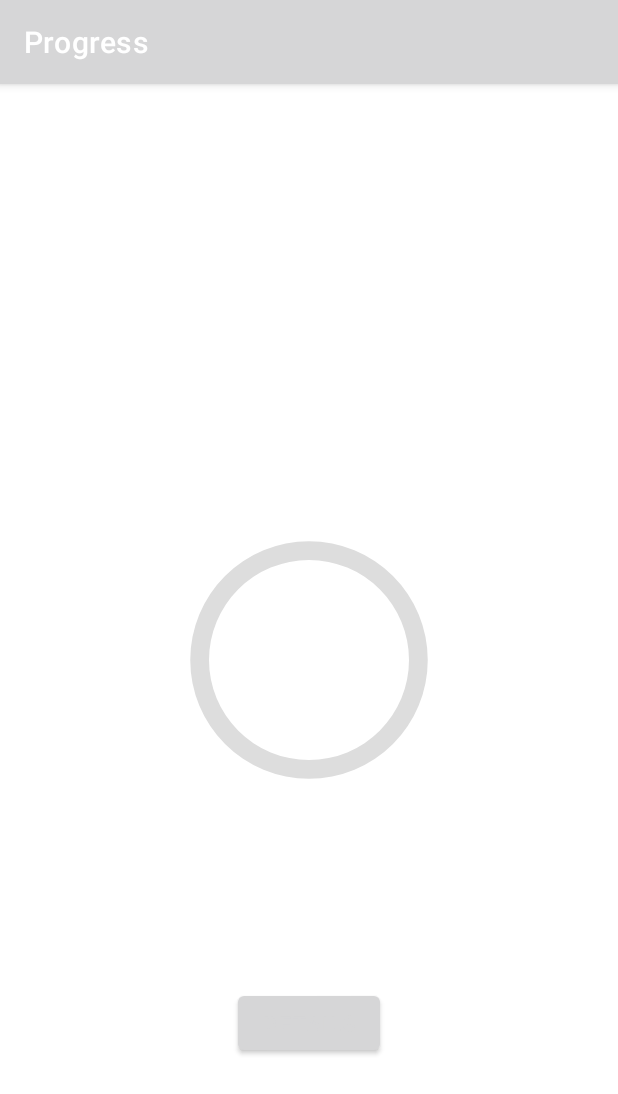
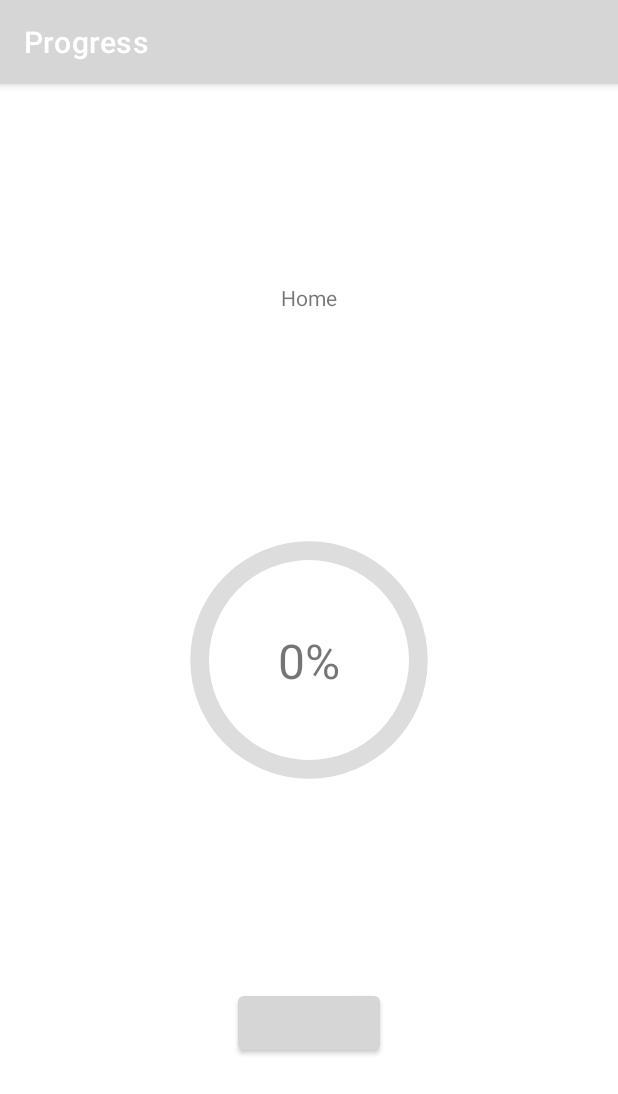
Before and after one commit to shubhamsk591/habitapp2, an Android app: the Progress screen opened directly, with no data from a screen before it, on a phone screen of 412 x 824 dp. Shown: the top 1094 px of the screen. Run offline under Robolectric (Android 15) with nearby library versions, the phone set to English and light mode, and no system bars.

Commit message:
change progress

```diff
--- a/app/src/main/java/com/example/habitapp/Progress.java
+++ b/app/src/main/java/com/example/habitapp/Progress.java
@@ -2,6 +2,7 @@ package com.example.habitapp;
 
 import android.content.Intent;
 import android.os.Bundle;
+import android.util.Log;
 import android.view.View;
 import android.widget.Button;
 import android.widget.ProgressBar;
@@ -10,7 +11,8 @@ import android.widget.TextView;
 import androidx.appcompat.app.AppCompatActivity;
 
 public class Progress extends AppCompatActivity {
-    private int progress=0;
+    private int prog=0;
+    TextView tx;
     @Override
     protected void onCreate(Bundle savedInstanceState) {
         super.onCreate(savedInstanceState);
@@ -19,7 +21,6 @@ public class Progress extends AppCompatActivity {
         Intent up=getIntent();
         String name=up.getStringExtra("Name");
         int id=up.getIntExtra("Id",-1);
-        progress=progressvalue(id,name);
         update();
         bt.setOnClickListener(new View.OnClickListener() {
             @Override
@@ -38,13 +39,18 @@ public class Progress extends AppCompatActivity {
         txt.setText(name);
         DataBaseTracker dbt=new DataBaseTracker(getApplicationContext());
         int count=dbt.getcomCount(id,name);
+        Log.d("Value","j"+count);
         int pr=dbt.getCompletecount(id,name);
-        return (int)((pr/count)*100);
+        Log.d("Value","j"+pr);
+        return (int)((pr*100)/count);
     }
 
     private void update() {
+        tx=findViewById(R.id.perctext);
+        String message=prog+"%";
+        tx.setText(message);
         ProgressBar pr=findViewById(R.id.progress_bar);
-        pr.setProgress(progress);
+        pr.setProgress(prog);
 
     }
 }
--- a/app/src/main/res/layout/progress.xml
+++ b/app/src/main/res/layout/progress.xml
@@ -32,6 +32,17 @@
         app:layout_constraintTop_toTopOf="parent"
         tools:progress="100" />
 
+    <TextView
+        android:id="@+id/perctext"
+        android:layout_width="wrap_content"
+        android:layout_height="wrap_content"
+        android:textSize="32sp"
+        android:text="@string/per"
+        app:layout_constraintBottom_toBottomOf="@+id/progress_bar"
+        app:layout_constraintEnd_toEndOf="@+id/progress_bar"
+        app:layout_constraintStart_toStartOf="@+id/progress_bar"
+        app:layout_constraintTop_toTopOf="@+id/progress_bar" />
+
     <Button
         android:id="@+id/detailbutton"
         android:layout_width="wrap_content"
--- a/app/src/main/res/values/strings.xml
+++ b/app/src/main/res/values/strings.xml
@@ -81,4 +81,5 @@
     <string name="skip_for_now">Skip for now</string>
     <string name="update">Update</string>
     <string name="Progress">Progress</string>
+    <string name="per">60%</string>
 </resources>
```
